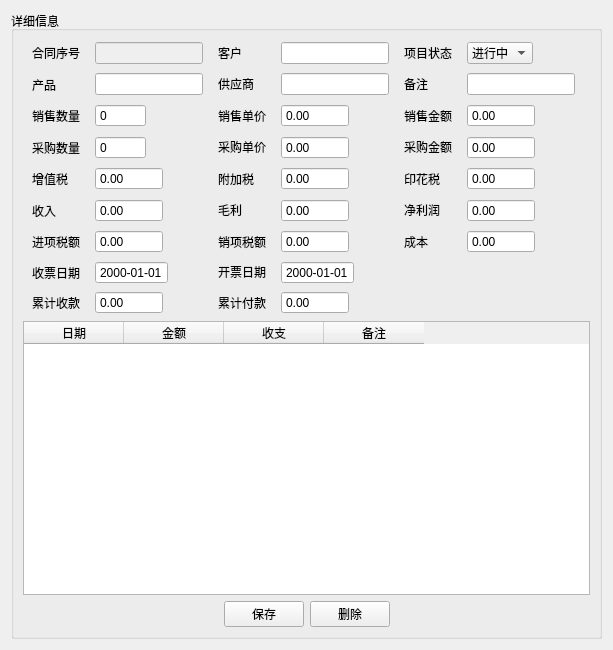
First picture: the form in ui/info.ui, repository jfweng-hub/uiClient, before the edit.
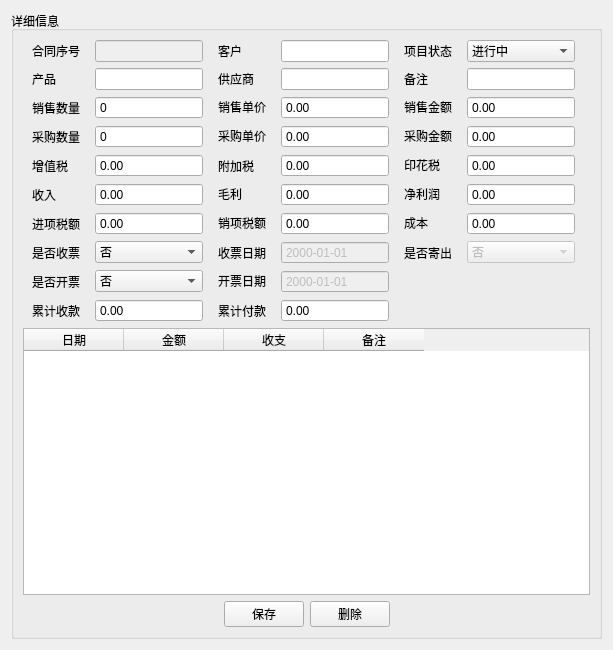
Second picture: the form after the edit. Icons and pictures are not drawn.

```diff
--- a/ui/info.ui
+++ b/ui/info.ui
@@ -100,7 +100,7 @@
         <item row="0" column="5">
          <widget class="QComboBox" name="comboBox">
           <property name="sizePolicy">
-           <sizepolicy hsizetype="Fixed" vsizetype="Fixed">
+           <sizepolicy hsizetype="Preferred" vsizetype="Fixed">
             <horstretch>0</horstretch>
             <verstretch>0</verstretch>
            </sizepolicy>
@@ -214,7 +214,7 @@
         <item row="2" column="1">
          <widget class="QSpinBox" name="spinBox">
           <property name="sizePolicy">
-           <sizepolicy hsizetype="Fixed" vsizetype="Fixed">
+           <sizepolicy hsizetype="Preferred" vsizetype="Fixed">
             <horstretch>0</horstretch>
             <verstretch>0</verstretch>
            </sizepolicy>
@@ -249,7 +249,7 @@
         <item row="2" column="3">
          <widget class="QDoubleSpinBox" name="doubleSpinBox_3">
           <property name="sizePolicy">
-           <sizepolicy hsizetype="Fixed" vsizetype="Fixed">
+           <sizepolicy hsizetype="Preferred" vsizetype="Fixed">
             <horstretch>0</horstretch>
             <verstretch>0</verstretch>
            </sizepolicy>
@@ -284,7 +284,7 @@
         <item row="2" column="5">
          <widget class="QDoubleSpinBox" name="doubleSpinBox">
           <property name="sizePolicy">
-           <sizepolicy hsizetype="Fixed" vsizetype="Fixed">
+           <sizepolicy hsizetype="Preferred" vsizetype="Fixed">
             <horstretch>0</horstretch>
             <verstretch>0</verstretch>
            </sizepolicy>
@@ -319,7 +319,7 @@
         <item row="3" column="1">
          <widget class="QSpinBox" name="spinBox_2">
           <property name="sizePolicy">
-           <sizepolicy hsizetype="Fixed" vsizetype="Fixed">
+           <sizepolicy hsizetype="Preferred" vsizetype="Fixed">
             <horstretch>0</horstretch>
             <verstretch>0</verstretch>
            </sizepolicy>
@@ -351,7 +351,7 @@
         <item row="3" column="3">
          <widget class="QDoubleSpinBox" name="doubleSpinBox_2">
           <property name="sizePolicy">
-           <sizepolicy hsizetype="Fixed" vsizetype="Fixed">
+           <sizepolicy hsizetype="Preferred" vsizetype="Fixed">
             <horstretch>0</horstretch>
             <verstretch>0</verstretch>
            </sizepolicy>
@@ -383,7 +383,7 @@
         <item row="3" column="5">
          <widget class="QDoubleSpinBox" name="doubleSpinBox_4">
           <property name="sizePolicy">
-           <sizepolicy hsizetype="Fixed" vsizetype="Fixed">
+           <sizepolicy hsizetype="Preferred" vsizetype="Fixed">
             <horstretch>0</horstretch>
             <verstretch>0</verstretch>
            </sizepolicy>
@@ -418,7 +418,7 @@
         <item row="4" column="1">
          <widget class="QDoubleSpinBox" name="doubleSpinBox_9">
           <property name="sizePolicy">
-           <sizepolicy hsizetype="Fixed" vsizetype="Fixed">
+           <sizepolicy hsizetype="Preferred" vsizetype="Fixed">
             <horstretch>0</horstretch>
             <verstretch>0</verstretch>
            </sizepolicy>
@@ -453,7 +453,7 @@
         <item row="4" column="3">
          <widget class="QDoubleSpinBox" name="doubleSpinBox_8">
           <property name="sizePolicy">
-           <sizepolicy hsizetype="Fixed" vsizetype="Fixed">
+           <sizepolicy hsizetype="Preferred" vsizetype="Fixed">
             <horstretch>0</horstretch>
             <verstretch>0</verstretch>
            </sizepolicy>
@@ -488,7 +488,7 @@
         <item row="4" column="5">
          <widget class="QDoubleSpinBox" name="doubleSpinBox_10">
           <property name="sizePolicy">
-           <sizepolicy hsizetype="Fixed" vsizetype="Fixed">
+           <sizepolicy hsizetype="Preferred" vsizetype="Fixed">
             <horstretch>0</horstretch>
             <verstretch>0</verstretch>
            </sizepolicy>
@@ -523,7 +523,7 @@
         <item row="5" column="1">
          <widget class="QDoubleSpinBox" name="doubleSpinBox_7">
           <property name="sizePolicy">
-           <sizepolicy hsizetype="Fixed" vsizetype="Fixed">
+           <sizepolicy hsizetype="Preferred" vsizetype="Fixed">
             <horstretch>0</horstretch>
             <verstretch>0</verstretch>
            </sizepolicy>
@@ -558,7 +558,7 @@
         <item row="5" column="3">
          <widget class="QDoubleSpinBox" name="doubleSpinBox_12">
           <property name="sizePolicy">
-           <sizepolicy hsizetype="Fixed" vsizetype="Fixed">
+           <sizepolicy hsizetype="Preferred" vsizetype="Fixed">
             <horstretch>0</horstretch>
             <verstretch>0</verstretch>
            </sizepolicy>
@@ -593,7 +593,7 @@
         <item row="5" column="5">
          <widget class="QDoubleSpinBox" name="doubleSpinBox_11">
           <property name="sizePolicy">
-           <sizepolicy hsizetype="Fixed" vsizetype="Fixed">
+           <sizepolicy hsizetype="Preferred" vsizetype="Fixed">
             <horstretch>0</horstretch>
             <verstretch>0</verstretch>
            </sizepolicy>
@@ -628,7 +628,7 @@
         <item row="6" column="1">
          <widget class="QDoubleSpinBox" name="doubleSpinBox_5">
           <property name="sizePolicy">
-           <sizepolicy hsizetype="Fixed" vsizetype="Fixed">
+           <sizepolicy hsizetype="Preferred" vsizetype="Fixed">
             <horstretch>0</horstretch>
             <verstretch>0</verstretch>
            </sizepolicy>
@@ -663,7 +663,7 @@
         <item row="6" column="3">
          <widget class="QDoubleSpinBox" name="doubleSpinBox_6">
           <property name="sizePolicy">
-           <sizepolicy hsizetype="Fixed" vsizetype="Fixed">
+           <sizepolicy hsizetype="Preferred" vsizetype="Fixed">
             <horstretch>0</horstretch>
             <verstretch>0</verstretch>
            </sizepolicy>
@@ -698,7 +698,7 @@
         <item row="6" column="5">
          <widget class="QDoubleSpinBox" name="doubleSpinBox_15">
           <property name="sizePolicy">
-           <sizepolicy hsizetype="Fixed" vsizetype="Fixed">
+           <sizepolicy hsizetype="Preferred" vsizetype="Fixed">
             <horstretch>0</horstretch>
             <verstretch>0</verstretch>
            </sizepolicy>
@@ -717,7 +717,7 @@
           </property>
          </widget>
         </item>
-        <item row="7" column="0">
+        <item row="7" column="2">
          <widget class="QLabel" name="label_23">
           <property name="sizePolicy">
            <sizepolicy hsizetype="Fixed" vsizetype="Preferred">
@@ -730,10 +730,13 @@
           </property>
          </widget>
         </item>
-        <item row="7" column="1">
+        <item row="7" column="3">
          <widget class="QDateEdit" name="dateEdit">
+          <property name="enabled">
+           <bool>false</bool>
+          </property>
           <property name="sizePolicy">
-           <sizepolicy hsizetype="Fixed" vsizetype="Fixed">
+           <sizepolicy hsizetype="Preferred" vsizetype="Fixed">
             <horstretch>0</horstretch>
             <verstretch>0</verstretch>
            </sizepolicy>
@@ -759,7 +762,7 @@
           </property>
          </widget>
         </item>
-        <item row="7" column="2">
+        <item row="8" column="2">
          <widget class="QLabel" name="label_24">
           <property name="sizePolicy">
            <sizepolicy hsizetype="Fixed" vsizetype="Fixed">
@@ -772,10 +775,13 @@
           </property>
          </widget>
         </item>
-        <item row="7" column="3">
+        <item row="8" column="3">
          <widget class="QDateEdit" name="dateEdit_2">
+          <property name="enabled">
+           <bool>false</bool>
+          </property>
           <property name="sizePolicy">
-           <sizepolicy hsizetype="Fixed" vsizetype="Fixed">
+           <sizepolicy hsizetype="Preferred" vsizetype="Fixed">
             <horstretch>0</horstretch>
             <verstretch>0</verstretch>
            </sizepolicy>
@@ -791,7 +797,7 @@
           </property>
          </widget>
         </item>
-        <item row="8" column="0">
+        <item row="9" column="0">
          <widget class="QLabel" name="label_33">
           <property name="sizePolicy">
            <sizepolicy hsizetype="Fixed" vsizetype="Expanding">
@@ -804,10 +810,10 @@
           </property>
          </widget>
         </item>
-        <item row="8" column="1">
+        <item row="9" column="1">
          <widget class="QDoubleSpinBox" name="doubleSpinBox_13">
           <property name="sizePolicy">
-           <sizepolicy hsizetype="Fixed" vsizetype="Fixed">
+           <sizepolicy hsizetype="Preferred" vsizetype="Fixed">
             <horstretch>0</horstretch>
             <verstretch>0</verstretch>
            </sizepolicy>
@@ -826,7 +832,7 @@
           </property>
          </widget>
         </item>
-        <item row="8" column="2">
+        <item row="9" column="2">
          <widget class="QLabel" name="label_34">
           <property name="sizePolicy">
            <sizepolicy hsizetype="Fixed" vsizetype="Expanding">
@@ -839,10 +845,10 @@
           </property>
          </widget>
         </item>
-        <item row="8" column="3">
+        <item row="9" column="3">
          <widget class="QDoubleSpinBox" name="doubleSpinBox_14">
           <property name="sizePolicy">
-           <sizepolicy hsizetype="Fixed" vsizetype="Fixed">
+           <sizepolicy hsizetype="Preferred" vsizetype="Fixed">
             <horstretch>0</horstretch>
             <verstretch>0</verstretch>
            </sizepolicy>
@@ -861,6 +867,72 @@
           </property>
          </widget>
         </item>
+        <item row="7" column="0">
+         <widget class="QLabel" name="label_11">
+          <property name="text">
+           <string>是否收票</string>
+          </property>
+         </widget>
+        </item>
+        <item row="7" column="1">
+         <widget class="QComboBox" name="comboBox_2">
+          <item>
+           <property name="text">
+            <string>否</string>
+           </property>
+          </item>
+          <item>
+           <property name="text">
+            <string>是</string>
+           </property>
+          </item>
+         </widget>
+        </item>
+        <item row="8" column="0">
+         <widget class="QLabel" name="label_12">
+          <property name="text">
+           <string>是否开票</string>
+          </property>
+         </widget>
+        </item>
+        <item row="8" column="1">
+         <widget class="QComboBox" name="comboBox_3">
+          <item>
+           <property name="text">
+            <string>否</string>
+           </property>
+          </item>
+          <item>
+           <property name="text">
+            <string>是</string>
+           </property>
+          </item>
+         </widget>
+        </item>
+        <item row="7" column="4">
+         <widget class="QLabel" name="label_13">
+          <property name="text">
+           <string>是否寄出</string>
+          </property>
+         </widget>
+        </item>
+        <item row="7" column="5">
+         <widget class="QComboBox" name="comboBox_4">
+          <property name="enabled">
+           <bool>false</bool>
+          </property>
+          <item>
+           <property name="text">
+            <string>否</string>
+           </property>
+          </item>
+          <item>
+           <property name="text">
+            <string>是</string>
+           </property>
+          </item>
+         </widget>
+        </item>
        </layout>
       </item>
       <item>
```
Left out of the diff: 2 changed lines with no effect on the pictures.
